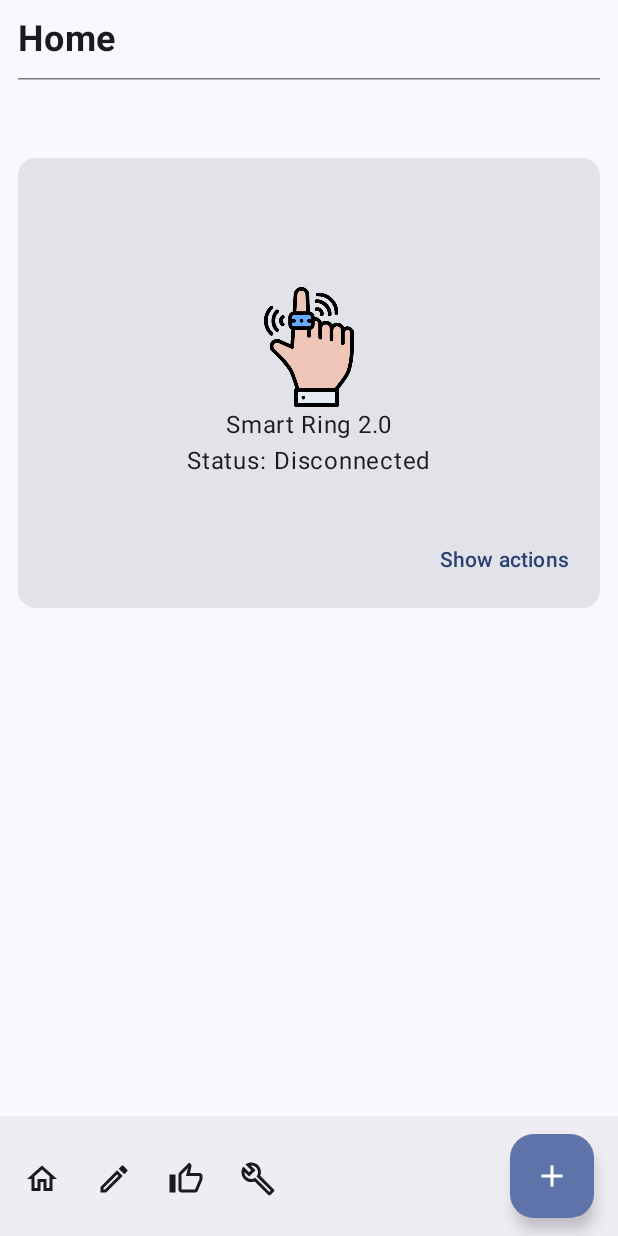
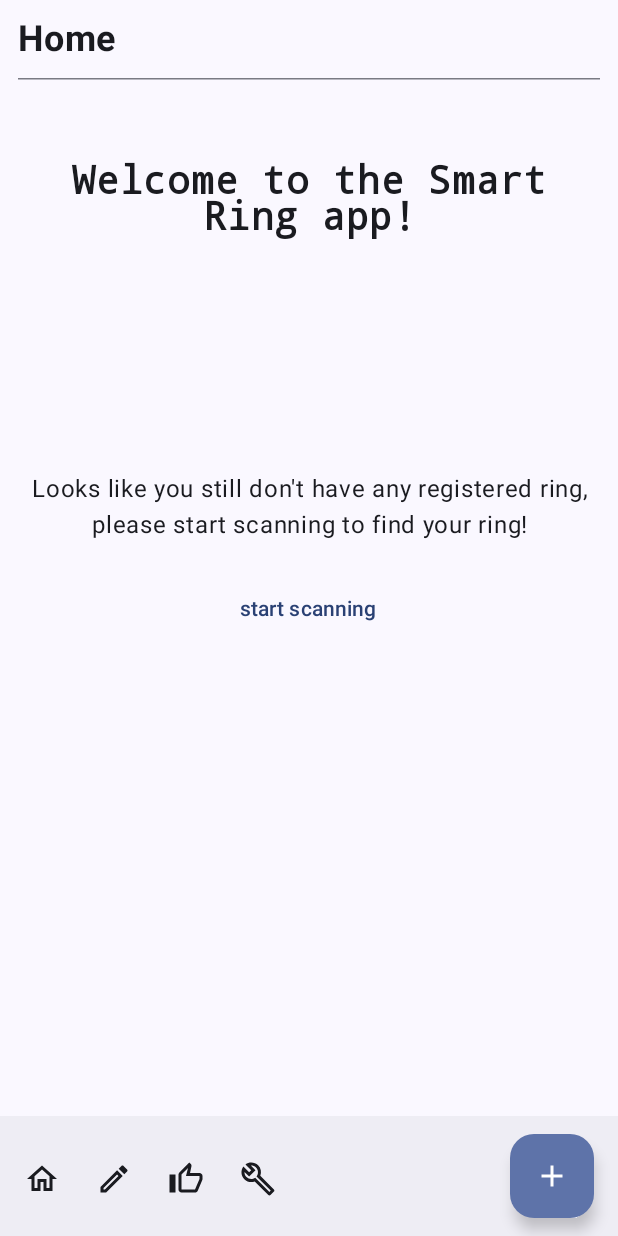
Before and after one commit to Pedro-Orellana/smart-ring-compose, an Android app built with Jetpack Compose: the screen it shows after launch (MainActivity), on a phone screen of 412 x 824 dp. Run offline under Robolectric (Android 15) with nearby library versions, the phone set to English and light mode, and no system bars; libraries missing offline, so code that uses them is left out: com.mbientlab.metawear.

Commit message:
add metawear and room dependency. add more work to HomeScreen

```diff
--- a/app/src/main/java/com/pedroapps/smartring20/MainActivity.kt
+++ b/app/src/main/java/com/pedroapps/smartring20/MainActivity.kt
@@ -17,6 +17,7 @@ import androidx.compose.ui.tooling.preview.Preview
 import androidx.navigation.compose.NavHost
 import androidx.navigation.compose.composable
 import androidx.navigation.compose.rememberNavController
+import com.mbientlab.metawear.MetaWearBoard
 import com.pedroapps.smartring20.components.AppBottomBar
 import com.pedroapps.smartring20.screens.Destinations
 import com.pedroapps.smartring20.screens.DevicesScreen
--- a/app/src/main/java/com/pedroapps/smartring20/components/HomeComponents.kt
+++ b/app/src/main/java/com/pedroapps/smartring20/components/HomeComponents.kt
@@ -13,6 +13,7 @@ import androidx.compose.foundation.layout.height
 import androidx.compose.foundation.layout.padding
 import androidx.compose.foundation.layout.size
 import androidx.compose.material3.Card
+import androidx.compose.material3.CircularProgressIndicator
 import androidx.compose.material3.Text
 import androidx.compose.material3.TextButton
 import androidx.compose.runtime.Composable
@@ -25,9 +26,58 @@ import androidx.compose.ui.Modifier
 import androidx.compose.ui.graphics.graphicsLayer
 import androidx.compose.ui.layout.ContentScale
 import androidx.compose.ui.res.painterResource
+import androidx.compose.ui.text.style.TextAlign
 import androidx.compose.ui.tooling.preview.Preview
 import androidx.compose.ui.unit.dp
 import com.pedroapps.smartring20.R
+
+
+@Composable
+fun NoRingCardLayout() {
+
+    val isScanning = remember {
+        mutableStateOf(false)
+    }
+
+    Column(
+        horizontalAlignment = Alignment.CenterHorizontally,
+        verticalArrangement = Arrangement.Center,
+        modifier = Modifier
+            .fillMaxSize()
+    ) {
+        if (isScanning.value) {
+            ScanningLayout(isScanning = isScanning)
+        } else NotScanningLayout(isScanning = isScanning)
+    }
+}
+
+
+@Composable
+private fun NotScanningLayout(
+    isScanning: MutableState<Boolean>
+) {
+    Text(
+        text = "Looks like you still don't have any registered ring, please start scanning to find your ring!",
+        textAlign = TextAlign.Center,
+        modifier = Modifier
+            .padding(start = 12.dp, end = 12.dp, bottom = 20.dp)
+    )
+    TextButton(onClick = { isScanning.value = !isScanning.value }) {
+        Text(text = "start scanning")
+    }
+}
+
+@Composable
+private fun ScanningLayout(
+    isScanning: MutableState<Boolean>
+) {
+    CircularProgressIndicator()
+    Text(text = "Scanning...")
+    Text(text = "Make sure your ring is turned on and in range")
+    TextButton(onClick = { isScanning.value = !isScanning.value }) {
+        Text(text = "stop scanning")
+    }
+}
 
 
 @Composable
@@ -182,3 +232,10 @@ fun RingCardPreview() {
     }
 
 }
+
+
+@Preview(showBackground = true)
+@Composable
+fun NoRingCardLayoutPreview() {
+    NoRingCardLayout()
+}
--- a/app/src/main/java/com/pedroapps/smartring20/screens/HomeScreen.kt
+++ b/app/src/main/java/com/pedroapps/smartring20/screens/HomeScreen.kt
@@ -1,34 +1,40 @@
 package com.pedroapps.smartring20.screens
 
 import androidx.compose.foundation.layout.Arrangement
+import androidx.compose.foundation.layout.Box
 import androidx.compose.foundation.layout.Column
 import androidx.compose.foundation.layout.PaddingValues
 import androidx.compose.foundation.layout.Spacer
 import androidx.compose.foundation.layout.fillMaxSize
+import androidx.compose.foundation.layout.fillMaxWidth
 import androidx.compose.foundation.layout.padding
 import androidx.compose.material3.HorizontalDivider
 import androidx.compose.material3.Text
 import androidx.compose.runtime.Composable
 import androidx.compose.ui.Alignment
 import androidx.compose.ui.Modifier
-import androidx.compose.ui.modifier.modifierLocalConsumer
+import androidx.compose.ui.text.font.FontFamily
 import androidx.compose.ui.text.font.FontWeight
+import androidx.compose.ui.text.style.TextAlign
 import androidx.compose.ui.tooling.preview.Preview
 import androidx.compose.ui.unit.dp
 import androidx.compose.ui.unit.sp
-import com.pedroapps.smartring20.components.RingCard
+import com.pedroapps.smartring20.components.NoRingCardLayout
 
 @Composable
 fun HomeScreen(
     paddingValues: PaddingValues
 ) {
 
+    Box(modifier = Modifier
+        .fillMaxSize()
+        .padding(paddingValues)) {
+
         Column(
             horizontalAlignment = Alignment.Start,
             verticalArrangement = Arrangement.Top,
             modifier = Modifier
                 .fillMaxSize()
-            .padding(paddingValues)
         ) {
 
             Text(
@@ -49,9 +55,23 @@ fun HomeScreen(
                     .padding(20.dp)
             )
 
-        RingCard()
+            Text(
+                text = "Welcome to the Smart Ring app!",
+                fontSize = 26.sp,
+                fontWeight = FontWeight.Bold,
+                fontFamily = FontFamily.Monospace,
+                textAlign = TextAlign.Center,
+                modifier = Modifier
+                    .fillMaxWidth()
+                    .padding(start = 12.dp, end = 12.dp)
+                )
 
         }
+
+        NoRingCardLayout()
+
+    }
+
 
 }
 
--- /dev/null
+++ b/app/src/main/java/com/pedroapps/smartring20/viewmodels/RingAppState.kt
@@ -0,0 +1,6 @@
+package com.pedroapps.smartring20.viewmodels
+
+data class RingAppState(
+    var registeredRing: String = "", //needs to be of type SmartRing
+    var registeredDevices: List<String> = listOf() //needs to be of type List<SmartDevice>
+)
--- a/build.gradle.kts
+++ b/build.gradle.kts
@@ -2,4 +2,5 @@
 plugins {
     alias(libs.plugins.androidApplication) apply false
     alias(libs.plugins.jetbrainsKotlinAndroid) apply false
+    alias(libs.plugins.kspPlugin) apply false
 }
--- a/settings.gradle.kts
+++ b/settings.gradle.kts
@@ -1,3 +1,5 @@
+import java.net.URI
+
 pluginManagement {
     repositories {
         google {
@@ -16,6 +18,10 @@ dependencyResolutionManagement {
     repositories {
         google()
         mavenCentral()
+        ivy {
+            url = URI.create("https://mbientlab.com/releases/ivyrep")
+            layout("gradle")
+        }
     }
 }
 
```
Also changed, not shown: app/build.gradle.kts (+8 -0 lines), app/src/main/java/com/pedroapps/smartring20/database/SmartRingEntity.kt (added, +8 -0 lines), app/src/main/java/com/pedroapps/smartring20/viewmodels/MainViewModel.kt (added, +7 -0 lines), gradle/libs.versions.toml (+8 -0 lines). Lines whose indentation alone changed are shown as unchanged.
